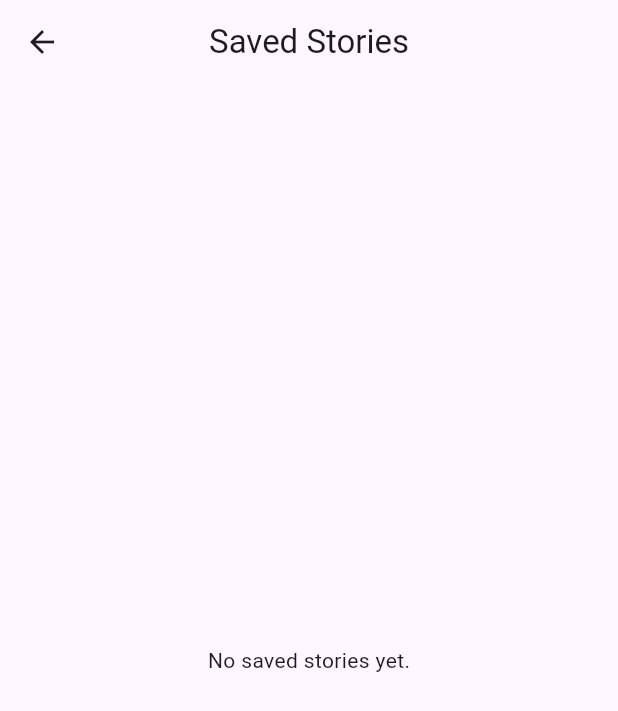
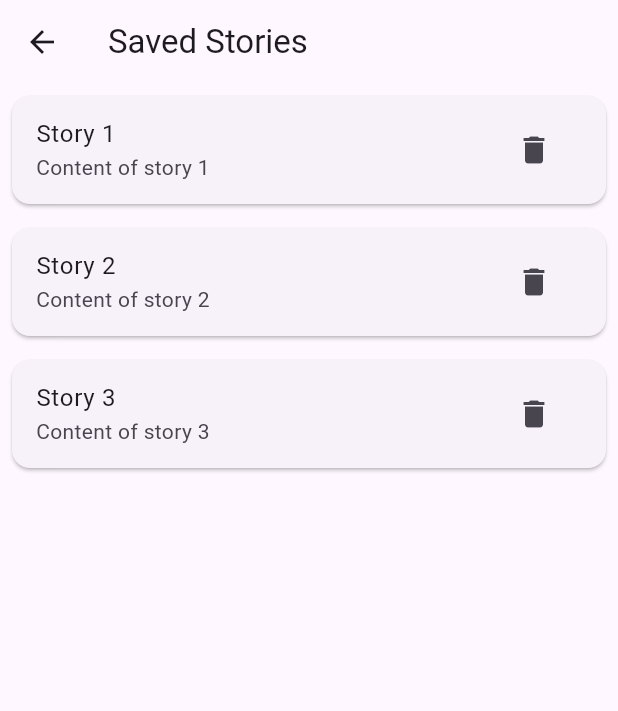
Before and after one commit to reylob/Story-Note-Taking-App, a Flutter app: the screen it shows after launch, after a tap on the "favorite" icon, on a phone screen of 412 x 824 dp. Shown: the top 711 px of the screen. Run offline on Flutter 3.47's test engine with Material 3 defaults, Android fonts, the phone set to English and light mode, and no system bars; our stand-ins replace shared_preferences.

Commit message:
Added delete feature in saved stories and updated assets

```diff
--- a/lib/main.dart
+++ b/lib/main.dart
@@ -79,10 +79,12 @@ class _HomePageState extends State<HomePage> {
 
     setState(() {
       if (storiesData != null) {
-        stories = List<Story>.from(json.decode(storiesData).map((x) => Story.fromJson(x)));
+        stories = List<Story>.from(
+            json.decode(storiesData).map((x) => Story.fromJson(x)));
       }
       if (savedStoriesData != null) {
-        savedStories = List<Story>.from(json.decode(savedStoriesData).map((x) => Story.fromJson(x)));
+        savedStories = List<Story>.from(
+            json.decode(savedStoriesData).map((x) => Story.fromJson(x)));
       }
     });
   }
@@ -131,7 +133,8 @@ class _HomePageState extends State<HomePage> {
               Navigator.push(
                 context,
                 MaterialPageRoute(
-                  builder: (context) => SavedStoriesPage(savedStories: savedStories),
+                  builder: (context) => SavedStoriesPage(
+                      savedStories: savedStories), // Pass savedStories here
                 ),
               );
             },
@@ -145,14 +148,17 @@ class _HomePageState extends State<HomePage> {
           return Card(
             margin: EdgeInsets.all(8.0),
             child: ListTile(
-              title: Text(story.title, style: TextStyle(fontWeight: FontWeight.bold)),
+              title: Text(story.title,
+                  style: TextStyle(fontWeight: FontWeight.bold)),
               trailing: Row(
                 mainAxisSize: MainAxisSize.min,
                 children: [
                   IconButton(
                     icon: Icon(
                       Icons.favorite,
-                      color: savedStories.contains(story) ? Colors.red : Colors.grey,
+                      color: savedStories.contains(story)
+                          ? Colors.red
+                          : Colors.grey,
                     ),
                     onPressed: () => toggleSavedStory(story),
                   ),
@@ -280,21 +286,52 @@ class StoryDetailPage extends StatelessWidget {
   }
 }
 
-class SavedStoriesPage extends StatelessWidget {
-  final List<Story> savedStories;
+class SavedStoriesPage extends StatefulWidget {
+  final List<Story> savedStories; // Add this line
 
-  SavedStoriesPage({required this.savedStories});
+  SavedStoriesPage(
+      {required this.savedStories}); // Constructor to accept savedStories
+
+  @override
+  _SavedStoriesPageState createState() => _SavedStoriesPageState();
+}
+
+class _SavedStoriesPageState extends State<SavedStoriesPage> {
+  // A list to store saved stories
+  List<Story> savedStories = [];
+
+  @override
+  void initState() {
+    super.initState();
+    // Load saved stories from storage or database
+    loadSavedStories();
+  }
+
+  // A method to load saved stories (simulate loading from storage)
+  void loadSavedStories() {
+    // Example: Simulating loading saved stories
+    savedStories = [
+      Story(title: 'Story 1', content: 'Content of story 1'),
+      Story(title: 'Story 2', content: 'Content of story 2'),
+      Story(title: 'Story 3', content: 'Content of story 3'),
+    ];
+    setState(() {});
+  }
+
+  // A method to delete a story
+  void deleteStory(int index) {
+    setState(() {
+      savedStories.removeAt(index); // Remove the story from the list
+    });
+  }
 
   @override
   Widget build(BuildContext context) {
     return Scaffold(
       appBar: AppBar(
         title: Text('Saved Stories'),
-        centerTitle: true,
       ),
-      body: savedStories.isEmpty
-          ? Center(child: Text('No saved stories yet.'))
-          : ListView.builder(
+      body: ListView.builder(
         itemCount: savedStories.length,
         itemBuilder: (context, index) {
           final story = savedStories[index];
@@ -302,6 +339,12 @@ class SavedStoriesPage extends StatelessWidget {
             margin: EdgeInsets.all(8.0),
             child: ListTile(
               title: Text(story.title),
+              subtitle: Text(story.content),
+              trailing: IconButton(
+                icon: Icon(Icons.delete),
+                onPressed: () =>
+                    deleteStory(index), // Delete the story when pressed
+              ),
             ),
           );
         },
```
Also changed, not shown: pubspec.yaml (+7 -1 lines), assets/icon/app_icon.png (added), pubspec.lock. Lines whose indentation alone changed are shown as unchanged.
